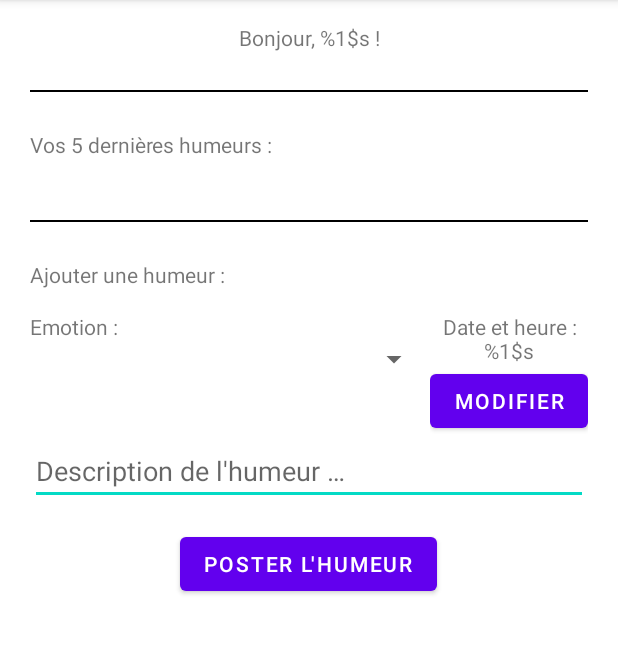
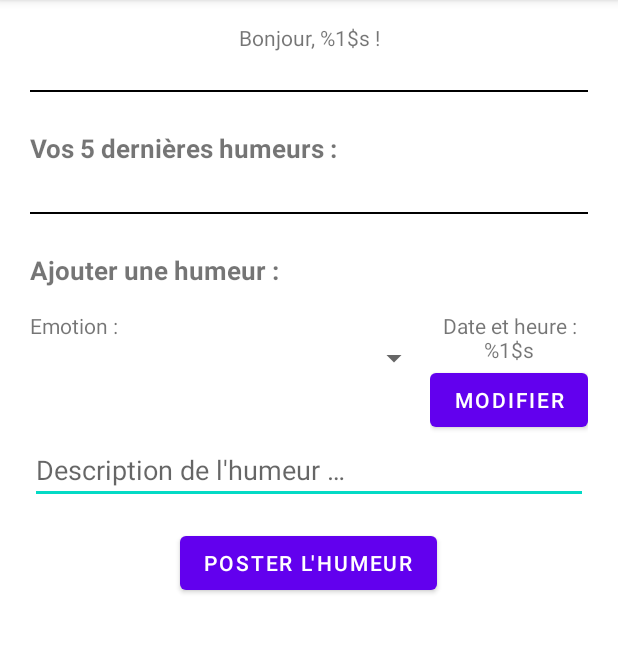
Before and after one commit to shindhha/CheckYourMoodTest, an Android app: the screen it shows after launch (MainActivity), on a phone screen of 412 x 824 dp, the part 84-738 px from its top. Run offline under Robolectric (Android 15) with nearby library versions, the phone set to English and light mode, and no system bars.

Commit message:
Amélioration de l'aspect graphique de l'application

```diff
--- a/app/src/main/java/iut/info2/checkyourmoodroid/ApiCYMD.java
+++ b/app/src/main/java/iut/info2/checkyourmoodroid/ApiCYMD.java
@@ -14,7 +14,7 @@ import java.util.Map;
 
 public class ApiCYMD {
 
-    public static final String API_URL = "http://172.20.0.2/CYMD/api/";
+    public static final String API_URL = "http://10.0.2.2/CYMD/api/";
 
     private static String api_key = null;
 
--- a/app/src/main/res/layout/activity_main.xml
+++ b/app/src/main/res/layout/activity_main.xml
@@ -1,9 +1,15 @@
 <?xml version="1.0" encoding="utf-8"?>
-<LinearLayout xmlns:android="http://schemas.android.com/apk/res/android"
-    xmlns:app="http://schemas.android.com/apk/res-auto"
-    xmlns:tools="http://schemas.android.com/tools"
+
+<ScrollView
     android:layout_width="match_parent"
     android:layout_height="match_parent"
+    xmlns:android="http://schemas.android.com/apk/res/android"
+    xmlns:app="http://schemas.android.com/apk/res-auto"
+    xmlns:tools="http://schemas.android.com/tools">
+
+    <LinearLayout
+        android:layout_width="match_parent"
+        android:layout_height="wrap_content"
         android:orientation="vertical"
         tools:context=".MainActivity">
 
@@ -17,9 +23,10 @@
             android:layout_marginBottom="@dimen/margin_large_space"
             />
 
-    <View style="@style/Divider"/>
+        <View style="@style/divider"/>
 
         <TextView
+            style="@style/titre"
             android:layout_marginTop="@dimen/margin_large_space"
             android:layout_marginHorizontal="@dimen/margin_cote"
             android:layout_width="wrap_content"
@@ -27,12 +34,13 @@
             android:text="@string/humeurs_liste"
             />
 
+
         <HorizontalScrollView
             android:layout_width="wrap_content"
             android:layout_height="wrap_content"
             android:layout_marginHorizontal="@dimen/margin_cote"
             android:layout_marginTop="@dimen/margin_space"
-        android:layout_marginBottom="@dimen/margin_large_space"
+            android:layout_marginBottom="@dimen/margin_space"
             >
             <TableLayout
                 android:layout_width="wrap_content"
@@ -43,10 +51,10 @@
             </TableLayout>
         </HorizontalScrollView>
 
-
-    <View style="@style/Divider"/>
+        <View style="@style/divider"/>
 
         <TextView
+            style="@style/titre"
             android:layout_width="wrap_content"
             android:layout_height="wrap_content"
             android:text="@string/humeur_ajout"
@@ -131,5 +139,6 @@
             android:layout_marginTop="@dimen/margin_space"
             />
 
+    </LinearLayout>
 
-</LinearLayout>
+</ScrollView>
--- a/app/src/main/res/layout/popup_login.xml
+++ b/app/src/main/res/layout/popup_login.xml
@@ -19,7 +19,7 @@
 
     <View
         android:id="@+id/view"
-        style="@style/Divider"
+        style="@style/divider"
         android:layout_marginVertical="@dimen/margin_large_space"
         app:layout_constraintEnd_toEndOf="parent"
         app:layout_constraintStart_toStartOf="parent"
--- a/app/src/main/res/values/dimens.xml
+++ b/app/src/main/res/values/dimens.xml
@@ -4,5 +4,6 @@
     <dimen name="margin_large_space">25dip</dimen>
     <dimen name="margin_space">15dip</dimen>
     <dimen name="margin_cote">20dip</dimen>
+    <dimen name="text_size_large">17sp</dimen>
 
 </resources>
--- a/app/src/main/res/values/styles.xml
+++ b/app/src/main/res/values/styles.xml
@@ -1,12 +1,18 @@
 <?xml version="1.0" encoding="utf-8"?>
 <resources>
 
-    <style name="Divider">
+    <style name="divider">
         <item name="android:layout_width">match_parent</item>
         <item name="android:layout_height">1dp</item>
         <item name="android:background">@color/black</item>
         <item name="android:layout_marginHorizontal">@dimen/margin_cote</item>
     </style>
 
+    <style name="titre">
+        <item name="android:layout_width">wrap_content</item>
+        <item name="android:layout_height">wrap_content</item>
+        <item name="android:textSize">@dimen/text_size_large</item>
+        <item name="android:textStyle">bold</item>
+    </style>
 
 </resources>
```
Lines whose indentation alone changed are shown as unchanged.
